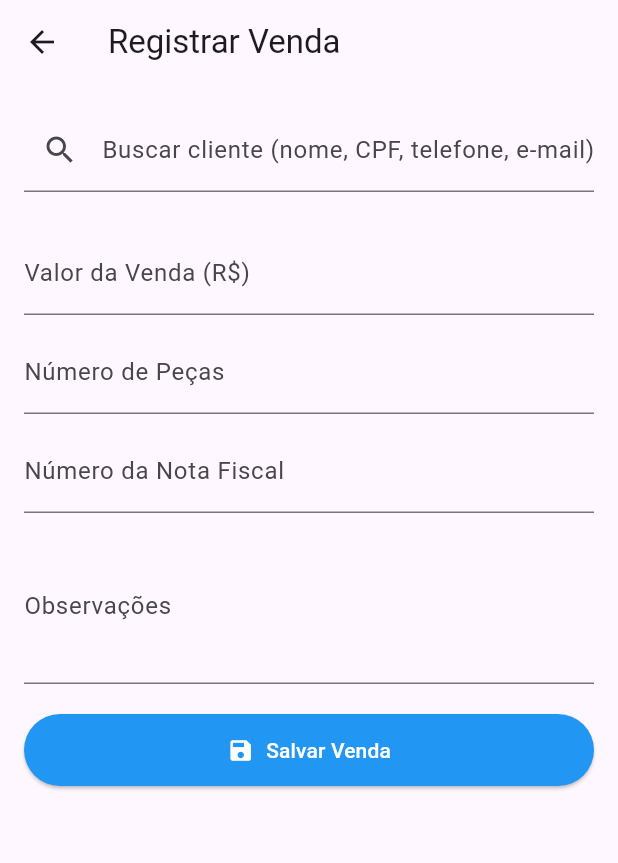
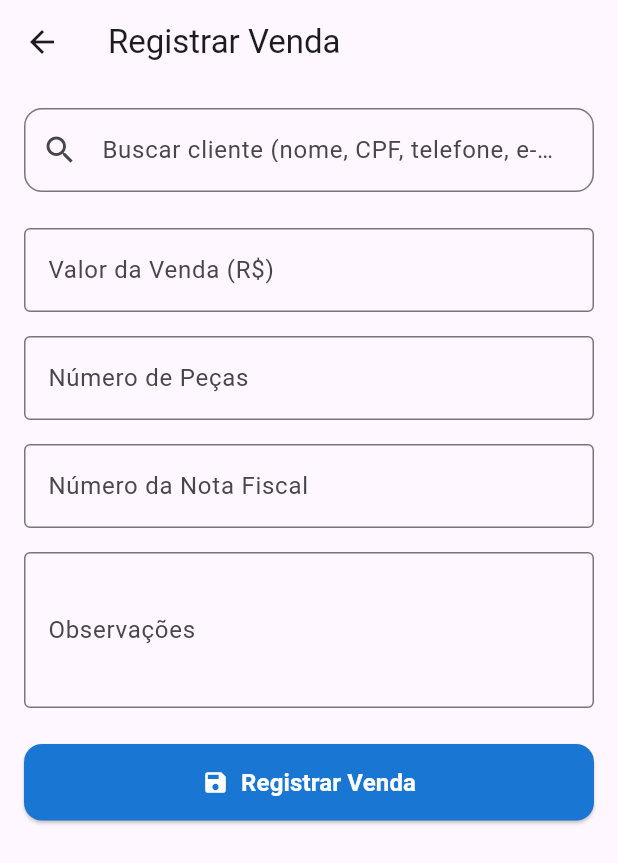
Before and after one commit to PJosquin/cadastro_clientes_final, a Flutter app: the screen it shows after launch, after a tap on "Registrar Venda", on a phone screen of 412 x 824 dp. Shown: the top 863 px of the screen. Run offline on Flutter 3.47's test engine with Material 3 defaults, Android fonts, the phone set to English and light mode, and no system bars; our stand-ins replace cloud_firestore, firebase_core, flutter_masked_text2, mask_text_input_formatter; accounts and stored records are empty.

Commit message:
✨ Versão 4.10 - Ajustes no Cadastro e Vendas
🔹 Padronização visual
- Botão 'Registrar Venda' agora segue o mesmo estilo dos outros botões principais (azul #1976D2, ícone e texto padronizados).

🔹 Melhorias no cadastro de cliente
- CPF, E-mail e Marca agora são opcionais (validação removida).
- Campo de CPF e e-mail indicam visualmente que são opcionais.

🔹 Benefícios
- Facilita o registro de novos clientes com base de dados incompleta.
- Interface mais coerente e amigável para uso diário.

✅ Testado e funcional.

```diff
--- a/lib/main.dart
+++ b/lib/main.dart
@@ -117,14 +117,26 @@ class HomePage extends StatelessWidget {
                 child: const Text("Editar Clientes"),
               ),
 		const SizedBox(height: 20),
-		ElevatedButton(
+		ElevatedButton.icon(
+  style: ElevatedButton.styleFrom(
+    backgroundColor: const Color(0xFF1976D2),
+    foregroundColor: Colors.white,
+    padding: const EdgeInsets.symmetric(vertical: 14, horizontal: 16),
+    shape: RoundedRectangleBorder(
+      borderRadius: BorderRadius.circular(12),
+    ),
+  ),
+  icon: const Icon(Icons.point_of_sale),
+  label: const Text(
+    "Registrar Venda",
+    style: TextStyle(fontSize: 16, fontWeight: FontWeight.bold),
+  ),
   onPressed: () {
     Navigator.push(
       context,
-   		   MaterialPageRoute(builder: (_) => const RegistroVendaPage()),
+      MaterialPageRoute(builder: (_) => RegistroVendaPage()),
     );
   },
-		  child: const Text("Registrar Venda"),
 ),
             ],
           ),
--- a/lib/registro_venda_page.dart
+++ b/lib/registro_venda_page.dart
@@ -1,6 +1,5 @@
 import 'package:flutter/material.dart';
 import 'package:cloud_firestore/cloud_firestore.dart';
-import 'package:intl/intl.dart';
 
 class RegistroVendaPage extends StatefulWidget {
   const RegistroVendaPage({Key? key}) : super(key: key);
@@ -10,18 +9,18 @@ class RegistroVendaPage extends StatefulWidget {
 }
 
 class _RegistroVendaPageState extends State<RegistroVendaPage> {
-  final TextEditingController buscaController = TextEditingController();
-  final TextEditingController valorController = TextEditingController();
-  final TextEditingController pecasController = TextEditingController();
-  final TextEditingController notaController = TextEditingController();
-  final TextEditingController observacoesController = TextEditingController();
+  final buscaController = TextEditingController();
+  final valorController = TextEditingController();
+  final pecasController = TextEditingController();
+  final notaController = TextEditingController();
+  final obsController = TextEditingController();
 
   List<QueryDocumentSnapshot> resultados = [];
   Map<String, dynamic>? clienteSelecionado;
+  bool carregando = false;
 
-  Future<void> buscarClientes(String termo) async {
-    termo = termo.toLowerCase().trim();
-    if (termo.isEmpty) {
+  Future<void> buscarClientes(String query) async {
+    if (query.isEmpty) {
       setState(() => resultados = []);
       return;
     }
@@ -29,29 +28,28 @@ class _RegistroVendaPageState extends State<RegistroVendaPage> {
     final snapshot =
         await FirebaseFirestore.instance.collection('clientes').get();
 
-    setState(() {
-      resultados = snapshot.docs.where((doc) {
-        final data = doc.data() as Map<String, dynamic>;
-        return (data['nome'] ?? '').toString().toLowerCase().contains(termo) ||
-            (data['telefone'] ?? '').toString().toLowerCase().contains(termo) ||
-            (data['cpf'] ?? '').toString().toLowerCase().contains(termo) ||
-            (data['email'] ?? '').toString().toLowerCase().contains(termo);
+    final filtrados = snapshot.docs.where((doc) {
+      final data = doc.data();
+      final texto = query.toLowerCase();
+      return (data['nome'] ?? '').toString().toLowerCase().contains(texto) ||
+          (data['telefone'] ?? '').toString().toLowerCase().contains(texto) ||
+          (data['cpf'] ?? '').toString().toLowerCase().contains(texto) ||
+          (data['email'] ?? '').toString().toLowerCase().contains(texto);
     }).toList();
-    });
+
+    setState(() => resultados = filtrados);
   }
 
-  Future<void> salvarVenda() async {
-    if (clienteSelecionado == null) {
-      ScaffoldMessenger.of(context).showSnackBar(
-        const SnackBar(content: Text('Selecione um cliente antes de salvar.')),
-      );
+  Future<void> registrarVenda() async {
+    if (clienteSelecionado == null ||
+        valorController.text.isEmpty ||
+        pecasController.text.isEmpty) {
+      ScaffoldMessenger.of(context).showSnackBar(const SnackBar(
+        content: Text('Preencha todos os campos obrigatórios.'),
+        backgroundColor: Colors.redAccent,
+      ));
       return;
     }
-
-    final valor = double.tryParse(valorController.text.replaceAll(',', '.')) ?? 0;
-    final pecas = int.tryParse(pecasController.text) ?? 0;
-    final nota = notaController.text.trim();
-    final obs = observacoesController.text.trim();
 
     try {
       await FirebaseFirestore.instance.collection('vendas').add({
@@ -60,23 +58,32 @@ class _RegistroVendaPageState extends State<RegistroVendaPage> {
         'cpf': clienteSelecionado!['cpf'],
         'telefone': clienteSelecionado!['telefone'],
         'email': clienteSelecionado!['email'],
-        'valor': valor,
-        'numero_pecas': pecas,
-        'numero_nota': nota,
-        'observacoes': obs,
+        'valor': double.tryParse(valorController.text) ?? 0,
+        'numero_pecas': int.tryParse(pecasController.text) ?? 0,
+        'numero_nota': notaController.text.trim(),
+        'observacoes': obsController.text.trim(),
         'data': DateTime.now(),
       });
 
-      ScaffoldMessenger.of(context).showSnackBar(
-        const SnackBar(content: Text('Venda registrada com sucesso!')),
-      );
+      ScaffoldMessenger.of(context).showSnackBar(const SnackBar(
+        content: Text('Venda registrada com sucesso!'),
+        backgroundColor: Color(0xFF1976D2),
+      ));
 
-      await Future.delayed(const Duration(seconds: 1));
-      if (mounted) Navigator.pop(context);
+      setState(() {
+        valorController.clear();
+        pecasController.clear();
+        notaController.clear();
+        obsController.clear();
+        buscaController.clear();
+        clienteSelecionado = null;
+        resultados.clear();
+      });
     } catch (e) {
-      ScaffoldMessenger.of(context).showSnackBar(
-        SnackBar(content: Text('Erro ao registrar venda: $e')),
-      );
+      ScaffoldMessenger.of(context).showSnackBar(SnackBar(
+        content: Text('Erro ao registrar venda: $e'),
+        backgroundColor: Colors.redAccent,
+      ));
     }
   }
 
@@ -86,28 +93,32 @@ class _RegistroVendaPageState extends State<RegistroVendaPage> {
       appBar: AppBar(title: const Text('Registrar Venda')),
       body: Padding(
         padding: const EdgeInsets.all(16.0),
-        child: ListView(
+        child: SingleChildScrollView(
+          child: Column(
+            crossAxisAlignment: CrossAxisAlignment.start,
             children: [
-            // 🔍 Campo de busca de cliente
               TextField(
                 controller: buscaController,
-              decoration: const InputDecoration(
+                decoration: InputDecoration(
                   labelText: 'Buscar cliente (nome, CPF, telefone, e-mail)',
-                prefixIcon: Icon(Icons.search),
+                  border: OutlineInputBorder(
+                    borderRadius: BorderRadius.circular(12),
+                  ),
+                  prefixIcon: const Icon(Icons.search),
                 ),
                 onChanged: buscarClientes,
               ),
-            const SizedBox(height: 10),
-
-            // 🔽 Lista de resultados
-            ...resultados.map((doc) {
+              const SizedBox(height: 8),
+              if (resultados.isNotEmpty)
+                Card(
+                  elevation: 3,
+                  child: Column(
+                    children: resultados.map((doc) {
                       final data = doc.data() as Map<String, dynamic>;
-              return Card(
-                margin: const EdgeInsets.symmetric(vertical: 4),
-                child: ListTile(
+                      return ListTile(
                         title: Text(data['nome'] ?? ''),
                         subtitle: Text(
-                      'CPF: ${data['cpf'] ?? ''} • Tel: ${data['telefone'] ?? ''}'),
+                            '${data['telefone'] ?? ''} | ${data['email'] ?? ''}'),
                         onTap: () {
                           setState(() {
                             clienteSelecionado = {...data, 'id': doc.id};
@@ -115,79 +126,68 @@ class _RegistroVendaPageState extends State<RegistroVendaPage> {
                             buscaController.text = data['nome'] ?? '';
                           });
                         },
+                      );
+                    }).toList(),
                   ),
-              );
-            }),
-
+                ),
               const SizedBox(height: 16),
-
-            // 👤 Cliente selecionado
-            if (clienteSelecionado != null) ...[
-              Container(
-                padding: const EdgeInsets.all(12),
-                decoration: BoxDecoration(
-                  color: Colors.blue.shade50,
-                  borderRadius: BorderRadius.circular(8),
+              TextField(
+                controller: valorController,
+                keyboardType: TextInputType.number,
+                decoration: const InputDecoration(
+                  labelText: 'Valor da Venda (R\$)',
+                  border: OutlineInputBorder(),
                 ),
-                child: Row(
-                  children: [
-                    const Icon(Icons.person, color: Colors.blue),
-                    const SizedBox(width: 8),
-                    Expanded(
-                      child: Text(
-                        '${clienteSelecionado!['nome']}  —  CPF: ${clienteSelecionado!['cpf']}',
-                        style: const TextStyle(
-                            fontWeight: FontWeight.bold, fontSize: 16),
+              ),
+              const SizedBox(height: 16),
+              TextField(
+                controller: pecasController,
+                keyboardType: TextInputType.number,
+                decoration: const InputDecoration(
+                  labelText: 'Número de Peças',
+                  border: OutlineInputBorder(),
+                ),
+              ),
+              const SizedBox(height: 16),
+              TextField(
+                controller: notaController,
+                decoration: const InputDecoration(
+                  labelText: 'Número da Nota Fiscal',
+                  border: OutlineInputBorder(),
+                ),
+              ),
+              const SizedBox(height: 16),
+              TextField(
+                controller: obsController,
+                maxLines: 3,
+                decoration: const InputDecoration(
+                  labelText: 'Observações',
+                  border: OutlineInputBorder(),
+                ),
+              ),
+              const SizedBox(height: 24),
+              SizedBox(
+                width: double.infinity,
+                child: ElevatedButton.icon(
+                  style: ElevatedButton.styleFrom(
+                    backgroundColor: const Color(0xFF1976D2),
+                    foregroundColor: Colors.white,
+                    padding: const EdgeInsets.symmetric(vertical: 14),
+                    shape: RoundedRectangleBorder(
+                      borderRadius: BorderRadius.circular(12),
+                    ),
+                  ),
+                  onPressed: registrarVenda,
+                  icon: const Icon(Icons.save),
+                  label: const Text(
+                    'Registrar Venda',
+                    style: TextStyle(fontSize: 16, fontWeight: FontWeight.bold),
+                  ),
                 ),
               ),
             ],
           ),
         ),
-              const SizedBox(height: 20),
-            ],
-
-            // 💰 Campos da venda
-            TextField(
-              controller: valorController,
-              keyboardType: TextInputType.number,
-              decoration: const InputDecoration(
-                labelText: 'Valor da Venda (R\$)',
-              ),
-            ),
-            const SizedBox(height: 10),
-            TextField(
-              controller: pecasController,
-              keyboardType: TextInputType.number,
-              decoration:
-                  const InputDecoration(labelText: 'Número de Peças'),
-            ),
-            const SizedBox(height: 10),
-            TextField(
-              controller: notaController,
-              decoration:
-                  const InputDecoration(labelText: 'Número da Nota Fiscal'),
-            ),
-            const SizedBox(height: 10),
-            TextField(
-              controller: observacoesController,
-              maxLines: 3,
-              decoration: const InputDecoration(labelText: 'Observações'),
-            ),
-            const SizedBox(height: 20),
-
-            ElevatedButton.icon(
-              icon: const Icon(Icons.save),
-              label: const Text('Salvar Venda'),
-              onPressed: salvarVenda,
-              style: ElevatedButton.styleFrom(
-                backgroundColor: Colors.blue,
-                foregroundColor: Colors.white,
-                padding:
-                    const EdgeInsets.symmetric(horizontal: 24, vertical: 14),
-              ),
-            ),
-          ],
-        ),
       ),
     );
   }
```
Also changed, not shown: lib/cadastro_page.dart (+6 -24 lines), lib/editar_cliente_detalhe_page.dart (+12 -1 lines), lib/historico_vendas_page.dart (+65 -127 lines), 1 other file. Lines whose indentation alone changed are shown as unchanged.
